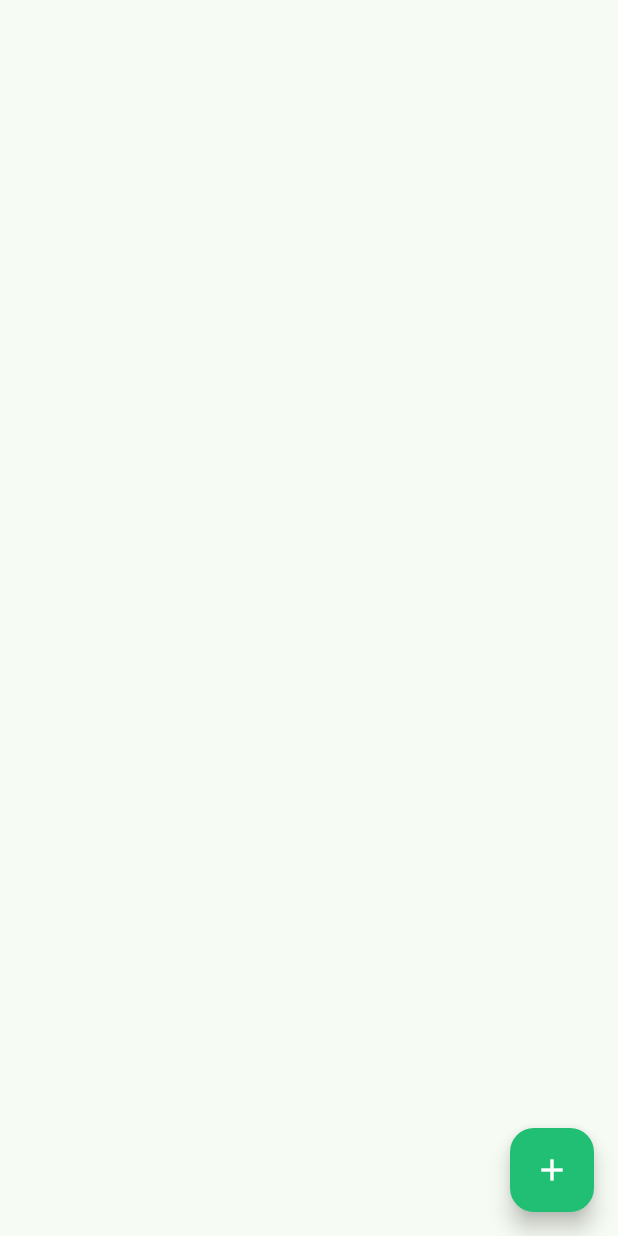
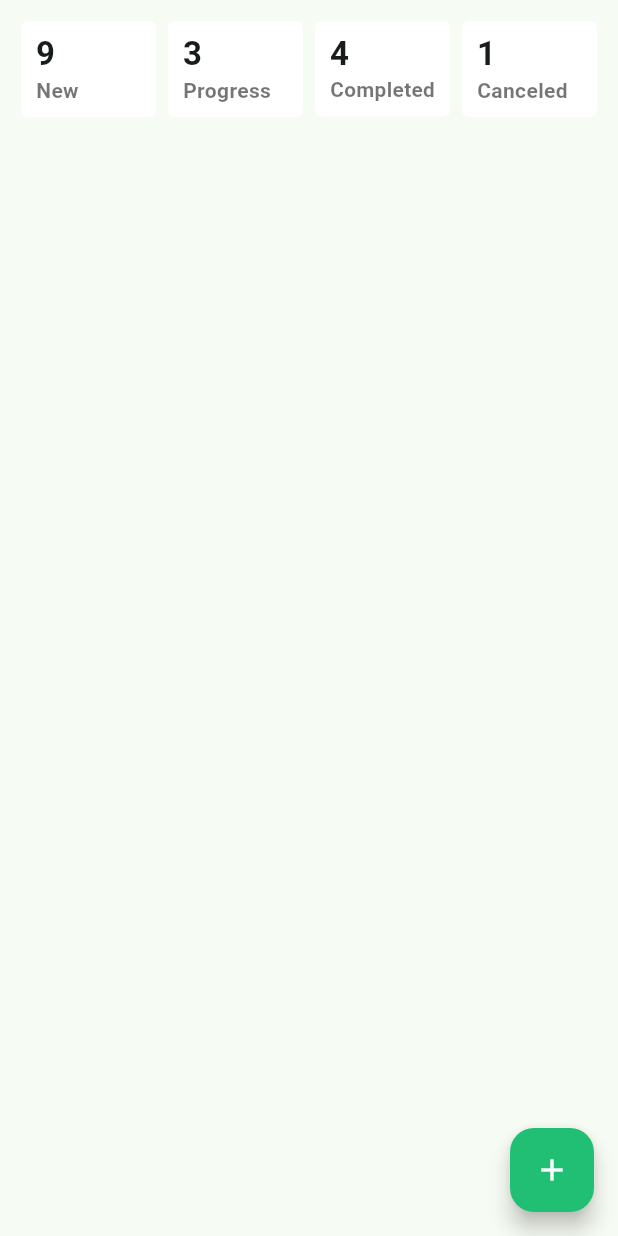
Before and after one commit to shiponirfan/task_manager_app, a Flutter app: the NewTaskScreen screen opened directly, on a phone screen of 412 x 824 dp. Run offline on Flutter 3.47's test engine with Material 3 defaults, Android fonts, the phone set to English and light mode, and no system bars; our stand-ins replace flutter_svg, pin_code_fields.

Commit message:
Task Counter Section Added

```diff
--- a/lib/ui/screens/views/new_task_screen.dart
+++ b/lib/ui/screens/views/new_task_screen.dart
@@ -1,5 +1,6 @@
 import 'package:flutter/material.dart';
 import 'package:task_manager_app/ui/screens/views/add_new_task.dart';
+import 'package:task_manager_app/ui/widgets/task_summary_card_widget.dart';
 import 'package:task_manager_app/utils/app_colors.dart';
 
 class NewTaskScreen extends StatefulWidget {
@@ -14,21 +15,55 @@ class _NewTaskScreenState extends State<NewTaskScreen> {
   Widget build(BuildContext context) {
     return Scaffold(
       floatingActionButton: _buildFloatingActionButton(context),
+      body: Padding(
+        padding: const EdgeInsets.all(10),
+        child: Column(
+          children: [_buildTaskCount()],
+        ),
+      ),
+    );
+  }
+
+  Widget _buildTaskCount() {
+    return const SingleChildScrollView(
+      scrollDirection: Axis.horizontal,
+      child: Row(
+        children: [
+          TaskSummaryCardWidget(
+            count: 09,
+            taskName: 'New',
+          ),
+          TaskSummaryCardWidget(
+            count: 03,
+            taskName: 'Progress',
+          ),
+          TaskSummaryCardWidget(
+            count: 04,
+            taskName: 'Completed',
+          ),
+          TaskSummaryCardWidget(
+            count: 01,
+            taskName: 'Canceled',
+          ),
+        ],
+      ),
     );
   }
 
   FloatingActionButton _buildFloatingActionButton(BuildContext context) {
     return FloatingActionButton(
-      onPressed: () {
-        Navigator.push(
-            context,
-            MaterialPageRoute(
-              builder: (context) => const AddNewTask(),
-            ));
-      },
+      onPressed: _onTapFAB,
       backgroundColor: AppColors.primaryColor,
       foregroundColor: Colors.white,
       child: const Icon(Icons.add),
     );
   }
+
+  void _onTapFAB() {
+    Navigator.push(
+        context,
+        MaterialPageRoute(
+          builder: (context) => const AddNewTask(),
+        ));
+  }
 }
--- /dev/null
+++ b/lib/ui/widgets/task_summary_card_widget.dart
@@ -0,0 +1,46 @@
+import 'package:flutter/material.dart';
+
+class TaskSummaryCardWidget extends StatelessWidget {
+  const TaskSummaryCardWidget({
+    super.key,
+    required this.count,
+    required this.taskName,
+  });
+
+  final int count;
+  final String taskName;
+
+  @override
+  Widget build(BuildContext context) {
+    TextTheme textTheme = Theme.of(context).textTheme;
+    return Card(
+      elevation: 0,
+      shape: ContinuousRectangleBorder(borderRadius: BorderRadius.circular(10)),
+      color: Colors.white,
+      child: SizedBox(
+        width: 90,
+        child: Padding(
+          padding: const EdgeInsets.symmetric(vertical: 8, horizontal: 10),
+          child: Column(
+            crossAxisAlignment: CrossAxisAlignment.start,
+            children: [
+              Text(
+                count.toString(),
+                style: textTheme.titleLarge?.copyWith(
+                  fontWeight: FontWeight.w600,
+                ),
+              ),
+              FittedBox(
+                child: Text(
+                  taskName,
+                  style: const TextStyle(
+                      color: Colors.black54, fontWeight: FontWeight.w600),
+                ),
+              )
+            ],
+          ),
+        ),
+      ),
+    );
+  }
+}
```
